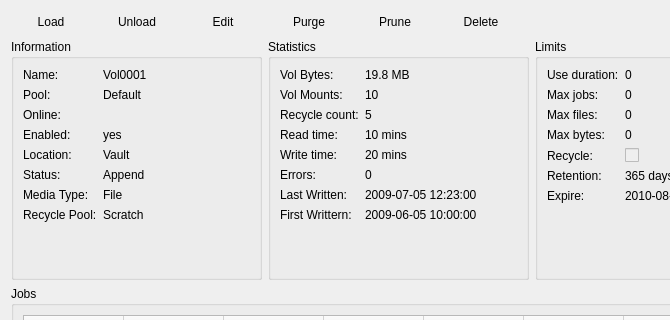
The window that bacula/src/qt-console/mediainfo/mediainfo.ui (rkorzeniewski/bacula) describes before a commit, drawn with Qt 5; both pictures show x 0 to 670 and y 0 to 320 of the 828 by 852 pixel window.
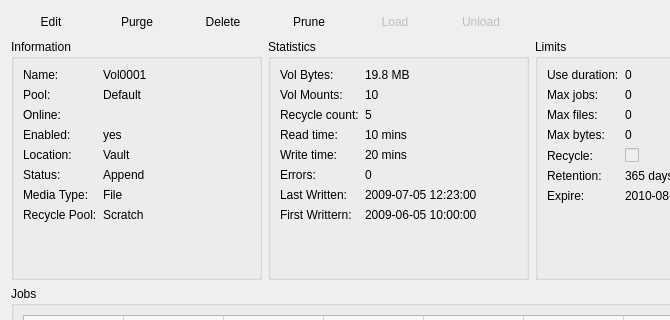
The same window after the commit. Icons and pictures are not drawn.

Commit message: connect button from mediainfo to real actions

Patch:
```diff
--- a/bacula/src/qt-console/mediainfo/mediainfo.ui
+++ b/bacula/src/qt-console/mediainfo/mediainfo.ui
@@ -16,35 +16,7 @@
    <item>
     <layout class="QHBoxLayout" name="horizontalLayout_2" >
      <item>
-      <widget class="QPushButton" name="pushButton" >
-       <property name="text" >
-        <string>Load</string>
-       </property>
-       <property name="icon" >
-        <iconset resource="../main.qrc" >
-         <normaloff>:/images/intern.png</normaloff>:/images/intern.png</iconset>
-       </property>
-       <property name="flat" >
-        <bool>true</bool>
-       </property>
-      </widget>
-     </item>
-     <item>
-      <widget class="QPushButton" name="pushButton_6" >
-       <property name="text" >
-        <string>Unload</string>
-       </property>
-       <property name="icon" >
-        <iconset resource="../main.qrc" >
-         <normaloff>:/images/extern.png</normaloff>:/images/extern.png</iconset>
-       </property>
-       <property name="flat" >
-        <bool>true</bool>
-       </property>
-      </widget>
-     </item>
-     <item>
-      <widget class="QPushButton" name="pushButton_2" >
+      <widget class="QPushButton" name="pbEdit" >
        <property name="text" >
         <string>Edit</string>
        </property>
@@ -72,7 +44,21 @@
       </widget>
      </item>
      <item>
-      <widget class="QPushButton" name="pushButton_4" >
+      <widget class="QPushButton" name="pbDelete" >
+       <property name="text" >
+        <string>Delete</string>
+       </property>
+       <property name="icon" >
+        <iconset resource="../main.qrc" >
+         <normaloff>:/images/purge.png</normaloff>:/images/purge.png</iconset>
+       </property>
+       <property name="flat" >
+        <bool>true</bool>
+       </property>
+      </widget>
+     </item>
+     <item>
+      <widget class="QPushButton" name="pbPrune" >
        <property name="text" >
         <string>Prune</string>
        </property>
@@ -86,13 +72,33 @@
       </widget>
      </item>
      <item>
-      <widget class="QPushButton" name="pushButton_5" >
+      <widget class="QPushButton" name="pbLoad" >
+       <property name="enabled" >
+        <bool>false</bool>
+       </property>
        <property name="text" >
-        <string>Delete</string>
+        <string>Load</string>
        </property>
        <property name="icon" >
         <iconset resource="../main.qrc" >
-         <normaloff>:/images/purge.png</normaloff>:/images/purge.png</iconset>
+         <normaloff>:/images/intern.png</normaloff>:/images/intern.png</iconset>
+       </property>
+       <property name="flat" >
+        <bool>true</bool>
+       </property>
+      </widget>
+     </item>
+     <item>
+      <widget class="QPushButton" name="pbUnload" >
+       <property name="enabled" >
+        <bool>false</bool>
+       </property>
+       <property name="text" >
+        <string>Unload</string>
+       </property>
+       <property name="icon" >
+        <iconset resource="../main.qrc" >
+         <normaloff>:/images/extern.png</normaloff>:/images/extern.png</iconset>
        </property>
        <property name="flat" >
         <bool>true</bool>
```
Left out of the diff: 4 changed lines with no effect on the pictures. The commit also changes 3 other files.
